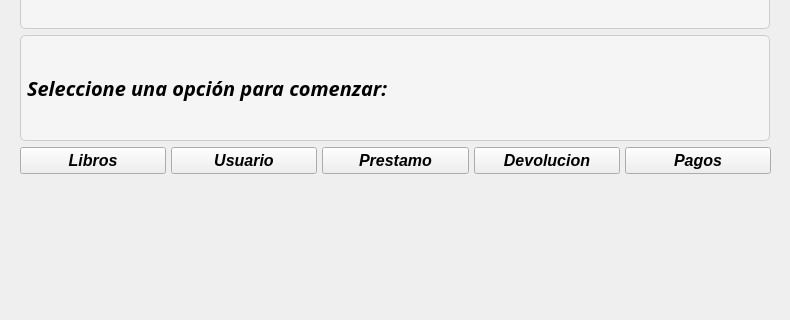
Old version of the form mainwindow.ui in the repository DanielaGanan/biblioteca; both pictures show x 0 to 790 and y 111 to 431 of the 790 by 717 pixel window.
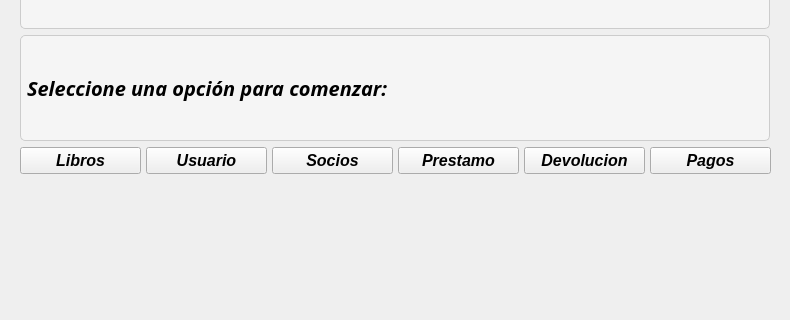
New version of the form. Icons and pictures are not drawn.

Commit message: Se agrega clase socio y ventana socios

```diff
--- a/mainwindow.ui
+++ b/mainwindow.ui
@@ -136,6 +136,20 @@
        <property name="verticalSpacing">
         <number>0</number>
        </property>
+       <item row="0" column="3">
+        <widget class="QPushButton" name="abrirVentanaPrestamos">
+         <property name="text">
+          <string>Prestamo</string>
+         </property>
+        </widget>
+       </item>
+       <item row="0" column="5">
+        <widget class="QPushButton" name="abrirVentanaPagos">
+         <property name="text">
+          <string>Pagos</string>
+         </property>
+        </widget>
+       </item>
        <item row="0" column="1">
         <widget class="QPushButton" name="abrirVentanaUsuarios">
          <property name="text">
@@ -144,13 +158,6 @@
         </widget>
        </item>
        <item row="0" column="4">
-        <widget class="QPushButton" name="abrirVentanaPagos">
-         <property name="text">
-          <string>Pagos</string>
-         </property>
-        </widget>
-       </item>
-       <item row="0" column="3">
         <widget class="QPushButton" name="abrirVentanaDevoluciones">
          <property name="text">
           <string>Devolucion</string>
@@ -168,9 +175,9 @@
         </widget>
        </item>
        <item row="0" column="2">
-        <widget class="QPushButton" name="abrirVentanaPrestamos">
+        <widget class="QPushButton" name="abrirVentanaSocios">
          <property name="text">
-          <string>Prestamo</string>
+          <string>Socios</string>
          </property>
         </widget>
        </item>
```
The commit also changes 12 other files.
